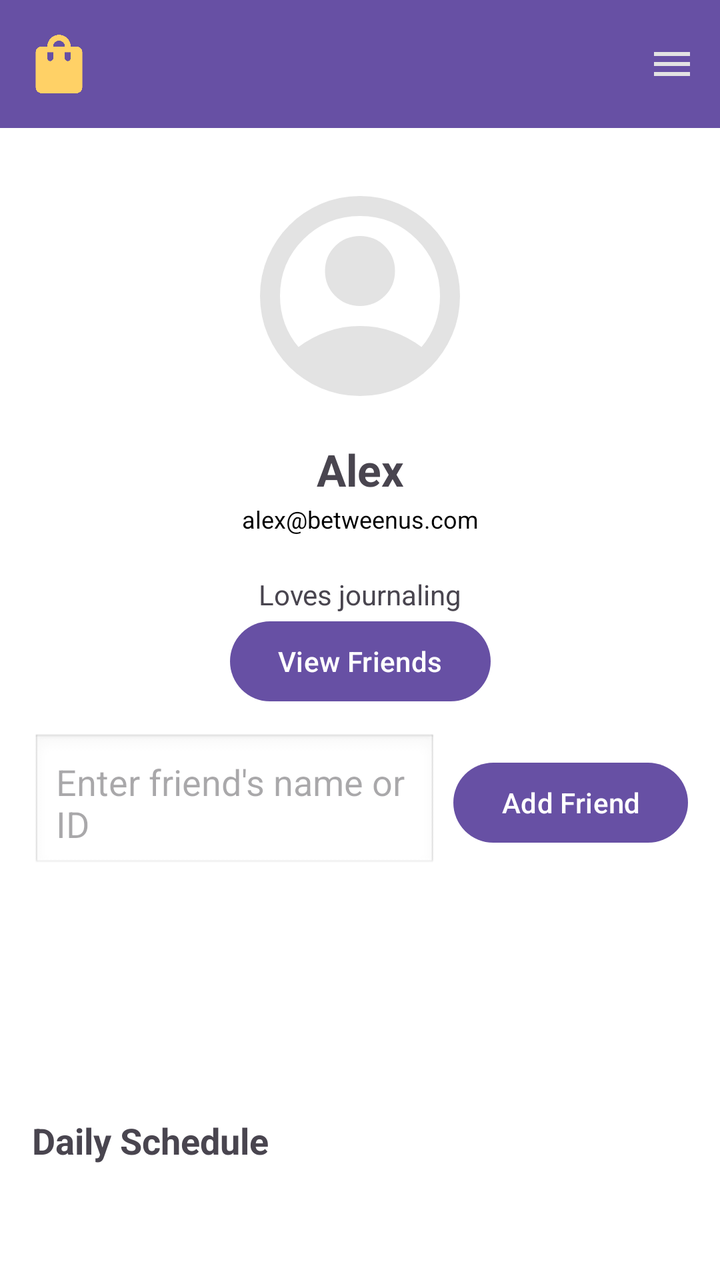
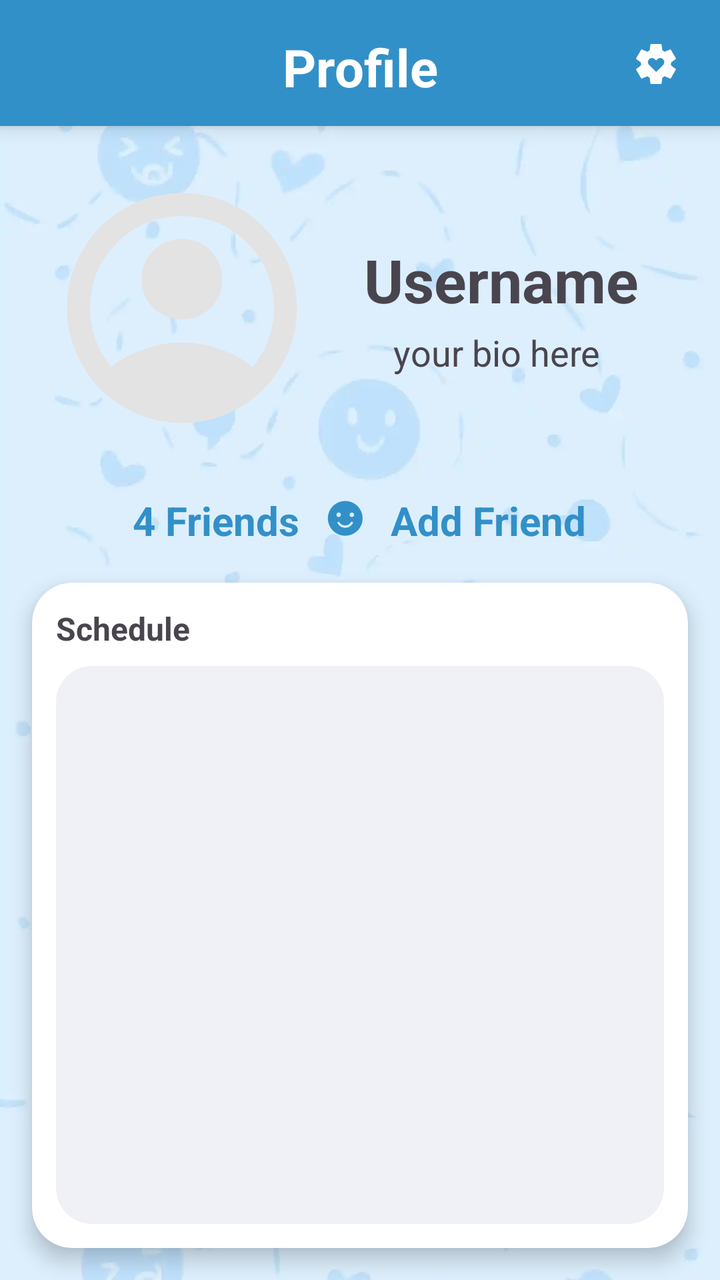

Before-and-after screenshots of an Android layout around one commit, followed by the original layout XML and the change that was made.
<!-- AndroidManifest.xml: application theme Theme.BetweenUs -->
<!-- res/layout/fragment_profile.xml -->
<?xml version="1.0" encoding="utf-8"?>
<androidx.constraintlayout.widget.ConstraintLayout
    xmlns:android="http://schemas.android.com/apk/res/android"
    xmlns:app="http://schemas.android.com/apk/res-auto"
    android:layout_width="match_parent"
    android:layout_height="match_parent"
    android:background="@color/white">

    
    <com.google.android.material.appbar.MaterialToolbar
        android:id="@+id/profileToolbar"
        android:layout_width="0dp"
        android:layout_height="wrap_content"
        android:title="Profile"
        android:background="?attr/colorPrimary"
        android:titleTextColor="@android:color/white"
        app:menu="@menu/profile_menu"
        app:layout_constraintTop_toTopOf="parent"
        app:layout_constraintStart_toStartOf="parent"
        app:layout_constraintEnd_toEndOf="parent"/>

    <ImageButton
        android:id="@+id/btn_shop"
        android:layout_width="35dp"
        android:layout_height="40dp"
        android:layout_margin="12dp"
        android:background="@android:color/transparent"
        android:elevation="7dp"
        android:scaleType="fitCenter"
        android:src="@drawable/shop_btn"
        app:layout_constraintStart_toStartOf="parent"
        app:layout_constraintTop_toTopOf="parent"
        app:tint="#FFD166" />
    
    <ImageView
        android:id="@+id/profileImage"
        android:layout_width="120dp"
        android:layout_height="120dp"
        android:layout_marginTop="24dp"
        android:src="@drawable/profilebtn_filled"
        android:scaleType="centerCrop"
        app:layout_constraintTop_toBottomOf="@id/profileToolbar"
        app:layout_constraintStart_toStartOf="parent"
        app:layout_constraintEnd_toEndOf="parent"/>

    
    <TextView
        android:id="@+id/profileUsername"
        android:layout_width="wrap_content"
        android:layout_height="wrap_content"
        android:text="Alex"
        android:textSize="22sp"
        android:textStyle="bold"
        android:layout_marginTop="12dp"
        app:layout_constraintTop_toBottomOf="@id/profileImage"
        app:layout_constraintStart_toStartOf="parent"
        app:layout_constraintEnd_toEndOf="parent"/>

    
    <TextView
        android:id="@+id/profileEmail"
        android:layout_width="wrap_content"
        android:layout_height="wrap_content"
        android:text="alex@betweenus.com"
        android:textSize="12sp"
        android:textColor="@android:color/black"
        android:layout_marginTop="2dp"
        app:layout_constraintTop_toBottomOf="@id/profileUsername"
        app:layout_constraintStart_toStartOf="parent"
        app:layout_constraintEnd_toEndOf="parent"/>

    
    <TextView
        android:id="@+id/profileBio"
        android:layout_width="0dp"
        android:layout_height="wrap_content"
        android:text="Loves journaling"
        android:layout_margin="20dp"
        android:gravity="center"
        app:layout_constraintTop_toBottomOf="@id/profileEmail"
        app:layout_constraintStart_toStartOf="parent"
        app:layout_constraintEnd_toEndOf="parent"/>

    
    <Button
        android:id="@+id/viewFriendsButton"
        android:layout_width="wrap_content"
        android:layout_height="wrap_content"
        android:text="View Friends"
        app:layout_constraintTop_toBottomOf="@id/profileBio"
        app:layout_constraintStart_toStartOf="parent"
        app:layout_constraintEnd_toEndOf="parent"/>

    
    <EditText
        android:id="@+id/addFriendInput"
        android:layout_width="0dp"
        android:layout_height="wrap_content"
        android:hint="Enter friend's name or ID"
        android:padding="12dp"
        android:background="@android:drawable/edit_text"
        app:layout_constraintTop_toBottomOf="@id/viewFriendsButton"
        app:layout_constraintStart_toStartOf="parent"
        app:layout_constraintEnd_toStartOf="@id/addFriendButton"
        android:layout_marginStart="16dp"
        android:layout_marginEnd="8dp"
        android:layout_marginTop="12dp"/>

    <Button
        android:id="@+id/addFriendButton"
        android:layout_width="wrap_content"
        android:layout_height="wrap_content"
        android:text="Add Friend"
        app:layout_constraintTop_toTopOf="@id/addFriendInput"
        app:layout_constraintBottom_toBottomOf="@id/addFriendInput"
        app:layout_constraintEnd_toEndOf="parent"
        android:layout_marginEnd="16dp"/>

    
    <androidx.recyclerview.widget.RecyclerView
        android:id="@+id/recycler_view_friends"
        android:layout_width="0dp"
        android:layout_height="0dp"
        android:layout_margin="16dp"
        android:visibility="gone"
        app:layout_constraintTop_toBottomOf="@id/addFriendInput"
        app:layout_constraintStart_toStartOf="parent"
        app:layout_constraintEnd_toEndOf="parent"
        app:layout_constraintBottom_toBottomOf="parent"/>

    
    <TextView
        android:id="@+id/scheduleTitle"
        android:layout_width="wrap_content"
        android:layout_height="wrap_content"
        android:text="Daily Schedule"
        android:textSize="18sp"
        android:textStyle="bold"
        android:layout_marginTop="20dp"
        app:layout_constraintTop_toBottomOf="@id/recycler_view_friends"
        app:layout_constraintStart_toStartOf="parent"
        android:layout_marginStart="16dp"/>

    

    











































    





















</androidx.constraintlayout.widget.ConstraintLayout>
<!-- resources referenced by this layout -->
<resources>
  <color name="white">#FFFFFFFF</color>
  <!-- drawable profilebtn_filled (drawable) -->
  <vector xmlns:android="http://schemas.android.com/apk/res/android"
      android:width="24dp"
      android:height="24dp"
      android:viewportWidth="960"
      android:viewportHeight="960">
    <path
        android:pathData="M234,684q51,-39 114,-61.5T480,600q69,0 132,22.5T726,684q35,-41 54.5,-93T800,480q0,-133 -93.5,-226.5T480,160q-133,0 -226.5,93.5T160,480q0,59 19.5,111t54.5,93ZM380.5,479.5Q340,439 340,380t40.5,-99.5Q421,240 480,240t99.5,40.5Q620,321 620,380t-40.5,99.5Q539,520 480,520t-99.5,-40.5ZM480,880q-83,0 -156,-31.5T197,763q-54,-54 -85.5,-127T80,480q0,-83 31.5,-156T197,197q54,-54 127,-85.5T480,80q83,0 156,31.5T763,197q54,54 85.5,127T880,480q0,83 -31.5,156T763,763q-54,54 -127,85.5T480,880Z"
        android:fillColor="#e3e3e3"/>
  </vector>
  <!-- drawable shop_btn (drawable) -->
  <vector xmlns:android="http://schemas.android.com/apk/res/android"
      android:width="24dp"
      android:height="24dp"
      android:viewportWidth="960"
      android:viewportHeight="960">
    <path
        android:pathData="M240,880q-33,0 -56.5,-23.5T160,800v-480q0,-33 23.5,-56.5T240,240h80q0,-66 47,-113t113,-47q66,0 113,47t47,113h80q33,0 56.5,23.5T800,320v480q0,33 -23.5,56.5T720,880L240,880ZM400,240h160q0,-33 -23.5,-56.5T480,160q-33,0 -56.5,23.5T400,240ZM628.5,428.5Q640,417 640,400v-80h-80v80q0,17 11.5,28.5T600,440q17,0 28.5,-11.5ZM388.5,428.5Q400,417 400,400v-80h-80v80q0,17 11.5,28.5T360,440q17,0 28.5,-11.5Z"
        android:fillColor="#e3e3e3"/>
  </vector>
  <style name="Theme.BetweenUs" parent="Theme.MaterialComponents.DayNight.NoActionBar">
          
          <item name="colorPrimary">@color/purple_500</item>
          <item name="colorPrimaryVariant">@color/purple_700</item>
          <item name="colorOnPrimary">@color/white</item>
          
          <item name="colorSecondary">@color/teal_200</item>
          <item name="colorSecondaryVariant">@color/teal_700</item>
          <item name="colorOnSecondary">@color/black</item>
          
          <item name="android:statusBarColor">?attr/colorPrimaryVariant</item>
          
      </style>
  <color name="purple_500">#FF6200EE</color>
  <color name="purple_700">#FF3700B3</color>
  <color name="teal_200">#FF03DAC5</color>
  <color name="teal_700">#FF018786</color>
  <color name="black">#FF000000</color>
</resources>

<!-- the commit's change to res/layout/fragment_profile.xml (unified diff, before → after) -->
@@ -1,212 +1,181 @@
 <?xml version="1.0" encoding="utf-8"?>
-<androidx.constraintlayout.widget.ConstraintLayout
-    xmlns:android="http://schemas.android.com/apk/res/android"
+<androidx.constraintlayout.widget.ConstraintLayout xmlns:android="http://schemas.android.com/apk/res/android"
     xmlns:app="http://schemas.android.com/apk/res-auto"
     android:layout_width="match_parent"
-    android:layout_height="match_parent"
-    android:background="@color/white">
+    android:layout_height="match_parent">
 
-    
-    <com.google.android.material.appbar.MaterialToolbar
-        android:id="@+id/profileToolbar"
+    <ImageView
+        android:id="@+id/bgImage"
         android:layout_width="0dp"
-        android:layout_height="wrap_content"
-        android:title="Profile"
-        android:background="?attr/colorPrimary"
-        android:titleTextColor="@android:color/white"
-        app:menu="@menu/profile_menu"
+        android:layout_height="0dp"
+        android:src="@drawable/bg"
+        android:scaleType="centerCrop"
         app:layout_constraintTop_toTopOf="parent"
-        app:layout_constraintStart_toStartOf="parent"
-        app:layout_constraintEnd_toEndOf="parent"/>
-
-    <ImageButton
-        android:id="@+id/btn_shop"
-        android:layout_width="35dp"
-        android:layout_height="40dp"
-        android:layout_margin="12dp"
-        android:background="@android:color/transparent"
-        android:elevation="7dp"
-        android:scaleType="fitCenter"
-        android:src="@drawable/shop_btn"
-        app:layout_constraintStart_toStartOf="parent"
-        app:layout_constraintTop_toTopOf="parent"
-        app:tint="#FFD166" />
-    
-    <ImageView
-        android:id="@+id/profileImage"
-        android:layout_width="120dp"
-        android:layout_height="120dp"
-        android:layout_marginTop="24dp"
-        android:src="@drawable/profilebtn_filled"
-        android:scaleType="centerCrop"
-        app:layout_constraintTop_toBottomOf="@id/profileToolbar"
+        app:layout_constraintBottom_toBottomOf="parent"
         app:layout_constraintStart_toStartOf="parent"
         app:layout_constraintEnd_toEndOf="parent"/>
 
     
     <TextView
-        android:id="@+id/profileUsername"
-        android:layout_width="wrap_content"
+        android:id="@+id/profileToolbar"
+        android:layout_width="0dp"
         android:layout_height="wrap_content"
-        android:text="Alex"
-        android:textSize="22sp"
+        android:background="#3290c8"
+        android:elevation="6dp"
+        android:gravity="center"
+        android:paddingTop="16dp"
+        android:paddingBottom="12dp"
+        android:text="Profile"
+        android:textColor="@color/white"
+        android:textSize="26sp"
         android:textStyle="bold"
-        android:layout_marginTop="12dp"
-        app:layout_constraintTop_toBottomOf="@id/profileImage"
+        app:layout_constraintEnd_toEndOf="parent"
         app:layout_constraintStart_toStartOf="parent"
-        app:layout_constraintEnd_toEndOf="parent"/>
+        app:layout_constraintTop_toTopOf="parent" />
+
+    <ImageButton
+        android:id="@+id/btn_settings"
+        android:layout_width="40dp"
+        android:layout_height="40dp"
+        android:layout_margin="12dp"
+        android:background="@android:color/transparent"
+        android:elevation="7dp"
+        android:src="@drawable/settings_btn"
+        app:layout_constraintEnd_toEndOf="parent"
+        app:layout_constraintTop_toTopOf="parent"
+        app:tint="@color/white" />
+
+
+    <LinearLayout
+        android:id="@+id/profileSection"
+        android:layout_width="0dp"
+        android:layout_height="wrap_content"
+        android:layout_margin="16dp"
+        android:orientation="vertical"
+        app:layout_constraintTop_toBottomOf="@id/profileToolbar"
+        app:layout_constraintStart_toStartOf="parent"
+        app:layout_constraintEnd_toEndOf="parent">
+
+        
+        <LinearLayout
+            android:layout_width="match_parent"
+            android:layout_height="wrap_content"
+            android:orientation="horizontal">
+
+            
+            <ImageView
+                android:id="@+id/profileImage"
+                android:layout_width="150dp"
+                android:layout_height="150dp"
+                android:background="@drawable/circle_image_background"
+                android:padding="6dp"
+                android:src="@drawable/profilebtn_filled"
+                 />
+
+            
+            <LinearLayout
+                android:layout_width="wrap_content"
+                android:layout_height="wrap_content"
+                android:layout_marginStart="16dp"
+                android:layout_gravity="center"
+                android:orientation="vertical">
+
+                <TextView
+                    android:id="@+id/profileUsername"
+                    android:layout_width="wrap_content"
+                    android:layout_height="wrap_content"
+                    android:text="Username"
+                    android:textSize="30sp"
+                    android:textStyle="bold" />
+
+                <TextView
+                    android:id="@+id/profileBio"
+                    android:layout_width="wrap_content"
+                    android:layout_height="wrap_content"
+                    android:layout_marginTop="4dp"
+                    android:layout_gravity="center"
+                    android:text="your bio here "
+                    android:textSize="18sp" />
+            </LinearLayout>
+
+        </LinearLayout>
+
+        
+        <LinearLayout
+            android:layout_width="wrap_content"
+            android:layout_height="wrap_content"
+            android:layout_marginTop="12dp"
+            android:orientation="horizontal"
+            android:layout_gravity="center">
+
+            <TextView
+                android:id="@+id/friendsCount"
+                android:layout_width="wrap_content"
+                android:layout_height="wrap_content"
+                android:text="4 Friends"
+                android:textColor="#3290c8"
+                android:textSize="20sp"
+                android:textStyle="bold"
+                android:clickable="true"/>
+
+            <TextView
+                android:layout_width="wrap_content"
+                android:layout_height="wrap_content"
+                android:text="  ☻  "
+                android:textColor="#3290c8"
+                android:textSize="25sp"/>
+
+            <TextView
+                android:id="@+id/addFriendLink"
+                android:layout_width="wrap_content"
+                android:layout_height="wrap_content"
+                android:text="Add Friend"
+                android:textColor="#3290c8"
+                android:textSize="20sp"
+                android:textStyle="bold"
+                android:clickable="true"/>
+        </LinearLayout>
+
+    </LinearLayout>
 
     
+<androidx.cardview.widget.CardView
+android:id="@+id/scheduleCard"
+android:layout_height="0dp"
+android:layout_margin="16dp"
+android:layout_width="0dp"
+app:cardCornerRadius="20dp"
+app:cardElevation="6dp"
+app:layout_constraintBottom_toBottomOf="parent"
+app:layout_constraintEnd_toEndOf="parent"
+app:layout_constraintStart_toStartOf="parent"
+app:layout_constraintTop_toBottomOf="@id/profileSection">
+
+<LinearLayout
+    android:layout_height="match_parent"
+    android:layout_width="match_parent"
+    android:orientation="vertical"
+    android:padding="12dp">
+
     <TextView
-        android:id="@+id/profileEmail"
+        android:layout_height="wrap_content"
+        android:layout_marginBottom="8dp"
         android:layout_width="wrap_content"
-        android:layout_height="wrap_content"
-        android:text="alex@betweenus.com"
-        android:textSize="12sp"
-        android:textColor="@android:color/black"
-        android:layout_marginTop="2dp"
-        app:layout_constraintTop_toBottomOf="@id/profileUsername"
-        app:layout_constraintStart_toStartOf="parent"
-        app:layout_constraintEnd_toEndOf="parent"/>
+        android:text="Schedule"
+        android:textSize="16sp"
+        android:textStyle="bold" />
 
     
-    <TextView
-        android:id="@+id/profileBio"
-        android:layout_width="0dp"
-        android:layout_height="wrap_content"
-        android:text="Loves journaling"
-        android:layout_margin="20dp"
-        android:gravity="center"
-        app:layout_constraintTop_toBottomOf="@id/profileEmail"
-        app:layout_constraintStart_toStartOf="parent"
-        app:layout_constraintEnd_toEndOf="parent"/>
+    <FrameLayout
+        android:background="@drawable/image_round"
+        android:backgroundTint="#F0F1F6"
+        android:elevation="6dp"
+        android:id="@+id/googleCalendarContainer"
+        android:layout_height="match_parent"
+        android:layout_width="match_parent"
+        android:padding="12dp" />
 
-    
-    <Button
-        android:id="@+id/viewFriendsButton"
-        android:layout_width="wrap_content"
-        android:layout_height="wrap_content"
-        android:text="View Friends"
-        app:layout_constraintTop_toBottomOf="@id/profileBio"
-        app:layout_constraintStart_toStartOf="parent"
-        app:layout_constraintEnd_toEndOf="parent"/>
+</LinearLayout>
+</androidx.cardview.widget.CardView>
 
-    
-    <EditText
-        android:id="@+id/addFriendInput"
-        android:layout_width="0dp"
-        android:layout_height="wrap_content"
-        android:hint="Enter friend's name or ID"
-        android:padding="12dp"
-        android:background="@android:drawable/edit_text"
-        app:layout_constraintTop_toBottomOf="@id/viewFriendsButton"
-        app:layout_constraintStart_toStartOf="parent"
-        app:layout_constraintEnd_toStartOf="@id/addFriendButton"
-        android:layout_marginStart="16dp"
-        android:layout_marginEnd="8dp"
-        android:layout_marginTop="12dp"/>
-
-    <Button
-        android:id="@+id/addFriendButton"
-        android:layout_width="wrap_content"
-        android:layout_height="wrap_content"
-        android:text="Add Friend"
-        app:layout_constraintTop_toTopOf="@id/addFriendInput"
-        app:layout_constraintBottom_toBottomOf="@id/addFriendInput"
-        app:layout_constraintEnd_toEndOf="parent"
-        android:layout_marginEnd="16dp"/>
-
-    
-    <androidx.recyclerview.widget.RecyclerView
-        android:id="@+id/recycler_view_friends"
-        android:layout_width="0dp"
-        android:layout_height="0dp"
-        android:layout_margin="16dp"
-        android:visibility="gone"
-        app:layout_constraintTop_toBottomOf="@id/addFriendInput"
-        app:layout_constraintStart_toStartOf="parent"
-        app:layout_constraintEnd_toEndOf="parent"
-        app:layout_constraintBottom_toBottomOf="parent"/>
-
-    
-    <TextView
-        android:id="@+id/scheduleTitle"
-        android:layout_width="wrap_content"
-        android:layout_height="wrap_content"
-        android:text="Daily Schedule"
-        android:textSize="18sp"
-        android:textStyle="bold"
-        android:layout_marginTop="20dp"
-        app:layout_constraintTop_toBottomOf="@id/recycler_view_friends"
-        app:layout_constraintStart_toStartOf="parent"
-        android:layout_marginStart="16dp"/>
-
-    
-
-    
-
-
-
-
-
-
-
-
-
-
-
-
-
-
-
-
-
-
-
-
-
-
-
-
-
-
-
-
-
-
-
-
-
-
-
-
-
-
-
-
-
-
-
-    
-
-
-
-
-
-
-
-
-
-
-
-
-
-
-
-
-
-
-
-
-
-</androidx.constraintlayout.widget.ConstraintLayout>
+    </androidx.constraintlayout.widget.ConstraintLayout>
<!-- resource entries referenced after the edit -->
@@ -1,6 +1,17 @@
 <!-- resources referenced by this layout -->
 <resources>
   <color name="white">#FFFFFFFF</color>
+  <!-- drawable bg: webp bitmap (drawable, 16506 bytes) -->
+  <!-- drawable circle_image_background (drawable) -->
+  <?xml version="1.0" encoding="utf-8"?>
+  <selector xmlns:android="http://schemas.android.com/apk/res/android">
+  
+  </selector>
+  <!-- drawable image_round (drawable) -->
+  <?xml version="1.0" encoding="utf-8"?>
+  <shape xmlns:android="http://schemas.android.com/apk/res/android">
+      <corners android:radius="18dp"/>
+  </shape>
   <!-- drawable profilebtn_filled (drawable) -->
   <vector xmlns:android="http://schemas.android.com/apk/res/android"
       android:width="24dp"
@@ -11,14 +22,14 @@
         android:pathData="M234,684q51,-39 114,-61.5T480,600q69,0 132,22.5T726,684q35,-41 54.5,-93T800,480q0,-133 -93.5,-226.5T480,160q-133,0 -226.5,93.5T160,480q0,59 19.5,111t54.5,93ZM380.5,479.5Q340,439 340,380t40.5,-99.5Q421,240 480,240t99.5,40.5Q620,321 620,380t-40.5,99.5Q539,520 480,520t-99.5,-40.5ZM480,880q-83,0 -156,-31.5T197,763q-54,-54 -85.5,-127T80,480q0,-83 31.5,-156T197,197q54,-54 127,-85.5T480,80q83,0 156,31.5T763,197q54,54 85.5,127T880,480q0,83 -31.5,156T763,763q-54,54 -127,85.5T480,880Z"
         android:fillColor="#e3e3e3"/>
   </vector>
-  <!-- drawable shop_btn (drawable) -->
+  <!-- drawable settings_btn (drawable) -->
   <vector xmlns:android="http://schemas.android.com/apk/res/android"
       android:width="24dp"
       android:height="24dp"
       android:viewportWidth="960"
       android:viewportHeight="960">
     <path
-        android:pathData="M240,880q-33,0 -56.5,-23.5T160,800v-480q0,-33 23.5,-56.5T240,240h80q0,-66 47,-113t113,-47q66,0 113,47t47,113h80q33,0 56.5,23.5T800,320v480q0,33 -23.5,56.5T720,880L240,880ZM400,240h160q0,-33 -23.5,-56.5T480,160q-33,0 -56.5,23.5T400,240ZM628.5,428.5Q640,417 640,400v-80h-80v80q0,17 11.5,28.5T600,440q17,0 28.5,-11.5ZM388.5,428.5Q400,417 400,400v-80h-80v80q0,17 11.5,28.5T360,440q17,0 28.5,-11.5Z"
+        android:pathData="m482,640 l140,-140q17,-17 22,-41.5t-5,-47.5q-10,-23 -30,-37t-45,-14q-25,0 -45,15.5T482,408q-18,-17 -37.5,-32.5T400,360q-25,0 -45.5,13.5T324,410q-10,23 -4.5,47.5T342,500l140,140ZM370,880l-16,-128q-13,-5 -24.5,-12T307,725l-119,50L78,585l103,-78q-1,-7 -1,-13.5v-27q0,-6.5 1,-13.5L78,375l110,-190 119,50q11,-8 23,-15t24,-12l16,-128h220l16,128q13,5 24.5,12t22.5,15l119,-50 110,190 -103,78q1,7 1,13.5v27q0,6.5 -2,13.5l103,78 -110,190 -118,-50q-11,8 -23,15t-24,12L590,880L370,880Z"
         android:fillColor="#e3e3e3"/>
   </vector>
   <style name="Theme.BetweenUs" parent="Theme.MaterialComponents.DayNight.NoActionBar">
